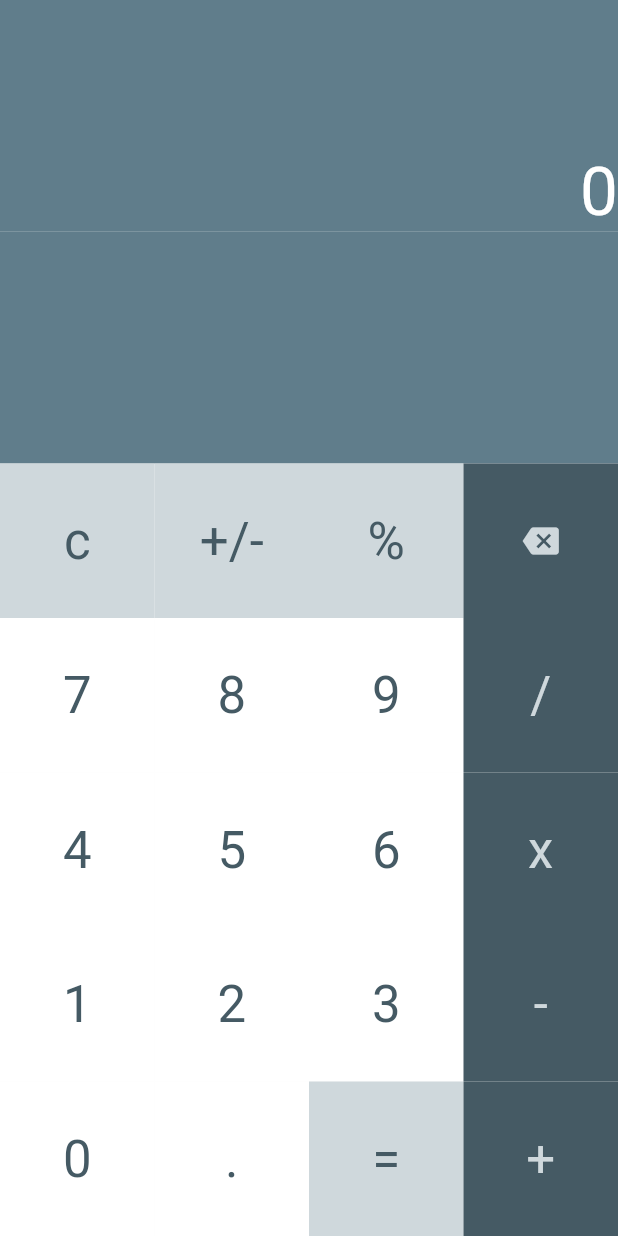
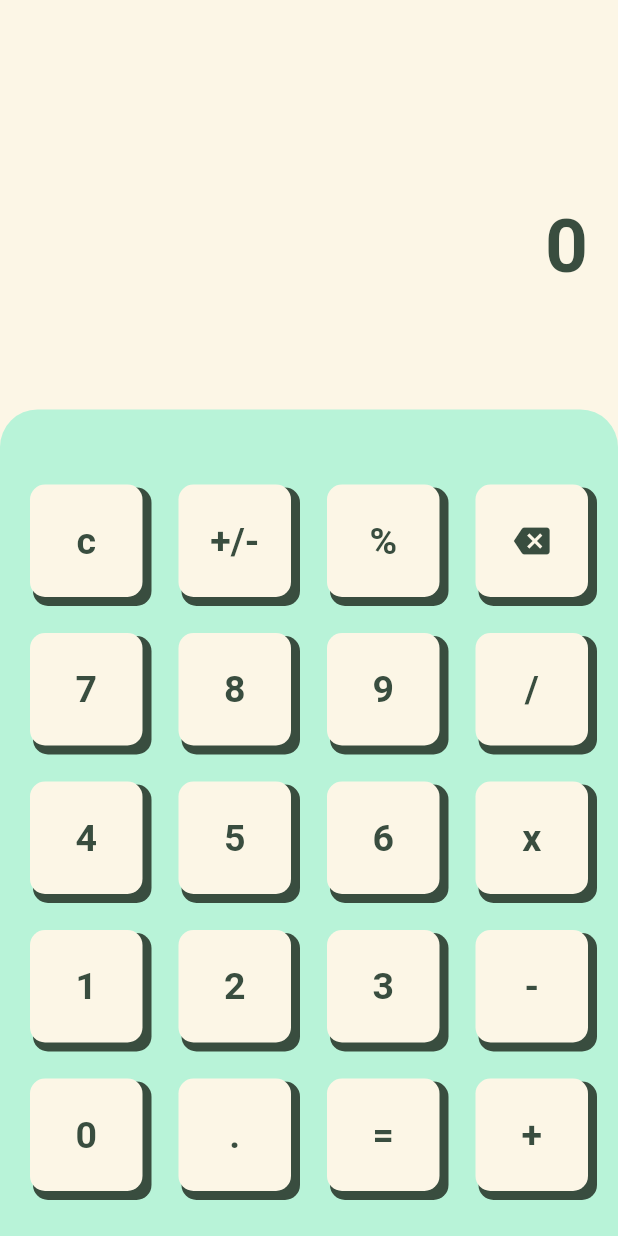
Before and after one commit to IKhlash02/Calculator, a Flutter app: the screen it shows after launch, on a phone screen of 412 x 824 dp. Run offline on Flutter 3.47's test engine with Material 2 defaults, Android fonts, the phone set to English and light mode, and no system bars; our stand-ins replace math_expressions.

Commit message:
mengganti tampilan kalkulator

```diff
--- a/lib/main.dart
+++ b/lib/main.dart
@@ -32,49 +32,63 @@ class MyHomePage extends StatefulWidget {
 class _MyHomePageState extends State<MyHomePage> {
   var nilai = '0';
   var hasil = "";
+  bool isBold = true;
 
   @override
   Widget build(BuildContext context) {
     return Scaffold(
+      backgroundColor: const Color(0xfffcf6e6),
       body: Column(children: [
         Expanded(
-            child: Container(
-          color: Theme.of(context).primaryColor,
-          child: Align(
+          child: Padding(
+            padding: const EdgeInsets.all(20.0),
+            child: Column(
+              children: [
+                const Expanded(child: SizedBox()),
+                Align(
+                  alignment: Alignment.bottomRight,
+                  child: Text(nilai.toString(),
+                      style: (isBold)
+                          ? const TextStyle(
+                              fontSize: 50,
+                              color: Color(0xff394d3f),
+                              fontWeight: FontWeight.bold)
+                          : const TextStyle(
+                              fontSize: 25,
+                              color: Color(0xff394d3f),
+                              fontWeight: FontWeight.w400)),
+                ),
+                Align(
                   alignment: Alignment.bottomRight,
                   child: Text(
-              nilai.toString(),
-              style: Theme.of(context)
-                  .textTheme
-                  .headline3!
-                  .copyWith(color: Colors.white),
+                    hasil.toString(),
+                    style: const TextStyle(
+                        fontSize: 50,
+                        color: Color(0xff394d3f),
+                        fontWeight: FontWeight.bold),
                   ),
                 ),
-        )),
-        Expanded(
-            child: Container(
-          color: Theme.of(context).primaryColor,
-          child: Align(
-            alignment: Alignment.centerRight,
-            child: Text(
-              hasil.toString(),
-              style: Theme.of(context)
-                  .textTheme
-                  .headline3!
-                  .copyWith(color: Colors.white),
+              ],
             ),
           ),
-        )),
-        GridView.count(
+        ),
+        Container(
+          padding:
+              const EdgeInsets.only(bottom: 20, left: 10, right: 10, top: 40),
+          decoration: const BoxDecoration(
+              color: Color(0xffb8f3d8),
+              borderRadius: BorderRadius.vertical(top: Radius.circular(25))),
+          child: GridView.count(
             padding: const EdgeInsets.all(0),
             shrinkWrap: true,
+            mainAxisSpacing: 4,
+            crossAxisSpacing: 4,
             crossAxisCount: 4,
             children: <Widget>[
               CalculatorButton(
-              backgroundColor: Theme.of(context).primaryColorLight,
-              foregroundColor: Theme.of(context).primaryColorDark,
                 text: 'c',
                 onTap: () {
+                  isBold = true;
                   setState(() {
                     nilai = '0';
                     hasil = "";
@@ -82,8 +96,6 @@ class _MyHomePageState extends State<MyHomePage> {
                 },
               ),
               CalculatorButton(
-              backgroundColor: Theme.of(context).primaryColorLight,
-              foregroundColor: Theme.of(context).primaryColorDark,
                 text: '+/-',
                 onTap: () {
                   setState(() {
@@ -98,8 +110,6 @@ class _MyHomePageState extends State<MyHomePage> {
                 },
               ),
               CalculatorButton(
-              backgroundColor: Theme.of(context).primaryColorLight,
-              foregroundColor: Theme.of(context).primaryColorDark,
                 text: '%',
                 onTap: () {
                   setState(
@@ -114,8 +124,6 @@ class _MyHomePageState extends State<MyHomePage> {
                 },
               ),
               CalculatorButton.Icon(
-              backgroundColor: Theme.of(context).primaryColorDark,
-              foregroundColor: Theme.of(context).primaryColorLight,
                 text: 'backspace',
                 icon: Icons.backspace,
                 onTap: () {
@@ -132,32 +140,24 @@ class _MyHomePageState extends State<MyHomePage> {
                 },
               ),
               CalculatorButton(
-              backgroundColor: Colors.white,
-              foregroundColor: Theme.of(context).primaryColorDark,
                 text: '7',
                 onTap: () {
                   pressnumber(7);
                 },
               ),
               CalculatorButton(
-              backgroundColor: Colors.white,
-              foregroundColor: Theme.of(context).primaryColorDark,
                 text: '8',
                 onTap: () {
                   pressnumber(8);
                 },
               ),
               CalculatorButton(
-              backgroundColor: Colors.white,
-              foregroundColor: Theme.of(context).primaryColorDark,
                 text: '9',
                 onTap: () {
                   pressnumber(9);
                 },
               ),
               CalculatorButton(
-              backgroundColor: Theme.of(context).primaryColorDark,
-              foregroundColor: Theme.of(context).primaryColorLight,
                 text: '/',
                 onTap: () {
                   setState(
@@ -172,32 +172,24 @@ class _MyHomePageState extends State<MyHomePage> {
                 },
               ),
               CalculatorButton(
-              backgroundColor: Colors.white,
-              foregroundColor: Theme.of(context).primaryColorDark,
                 text: '4',
                 onTap: () {
                   pressnumber(4);
                 },
               ),
               CalculatorButton(
-              backgroundColor: Colors.white,
-              foregroundColor: Theme.of(context).primaryColorDark,
                 text: '5',
                 onTap: () {
                   pressnumber(5);
                 },
               ),
               CalculatorButton(
-              backgroundColor: Colors.white,
-              foregroundColor: Theme.of(context).primaryColorDark,
                 text: '6',
                 onTap: () {
                   pressnumber(6);
                 },
               ),
               CalculatorButton(
-              backgroundColor: Theme.of(context).primaryColorDark,
-              foregroundColor: Theme.of(context).primaryColorLight,
                 text: 'x',
                 onTap: () {
                   setState(
@@ -212,32 +204,24 @@ class _MyHomePageState extends State<MyHomePage> {
                 },
               ),
               CalculatorButton(
-              backgroundColor: Colors.white,
-              foregroundColor: Theme.of(context).primaryColorDark,
                 text: '1',
                 onTap: () {
                   pressnumber(1);
                 },
               ),
               CalculatorButton(
-              backgroundColor: Colors.white,
-              foregroundColor: Theme.of(context).primaryColorDark,
                 text: '2',
                 onTap: () {
                   pressnumber(2);
                 },
               ),
               CalculatorButton(
-              backgroundColor: Colors.white,
-              foregroundColor: Theme.of(context).primaryColorDark,
                 text: '3',
                 onTap: () {
                   pressnumber(3);
                 },
               ),
               CalculatorButton(
-              backgroundColor: Theme.of(context).primaryColorDark,
-              foregroundColor: Theme.of(context).primaryColorLight,
                 text: '-',
                 onTap: () {
                   setState(
@@ -252,16 +236,12 @@ class _MyHomePageState extends State<MyHomePage> {
                 },
               ),
               CalculatorButton(
-              backgroundColor: Colors.white,
-              foregroundColor: Theme.of(context).primaryColorDark,
                 text: '0',
                 onTap: () {
                   pressnumber(0);
                 },
               ),
               CalculatorButton(
-                backgroundColor: Colors.white,
-                foregroundColor: Theme.of(context).primaryColorDark,
                   text: '.',
                   onTap: () {
                     setState(
@@ -275,8 +255,6 @@ class _MyHomePageState extends State<MyHomePage> {
                     );
                   }),
               CalculatorButton(
-              backgroundColor: Theme.of(context).primaryColorLight,
-              foregroundColor: Theme.of(context).primaryColorDark,
                 text: '=',
                 onTap: () {
                   setState(() {
@@ -298,14 +276,12 @@ class _MyHomePageState extends State<MyHomePage> {
                     } catch (e) {
                       result = "Error";
                     }
-                  nilai = "";
+                    isBold = false;
                     hasil = result;
                   });
                 },
               ),
               CalculatorButton(
-              backgroundColor: Theme.of(context).primaryColorDark,
-              foregroundColor: Theme.of(context).primaryColorLight,
                 text: '+',
                 onTap: () {
                   setState(
@@ -320,6 +296,7 @@ class _MyHomePageState extends State<MyHomePage> {
                 },
               ),
             ],
+          ),
         )
       ]),
     );
@@ -327,6 +304,7 @@ class _MyHomePageState extends State<MyHomePage> {
 
   void pressnumber(int angka) {
     setState(() {
+      isBold = true;
       if (nilai == '0') {
         nilai = '$angka';
       } else {
@@ -338,16 +316,12 @@ class _MyHomePageState extends State<MyHomePage> {
 
 // ignore: must_be_immutable
 class CalculatorButton extends StatelessWidget {
-  final Color backgroundColor;
-  final Color foregroundColor;
   final String text;
   IconData? icon;
   final Function() onTap;
 
   CalculatorButton({
     super.key,
-    required this.backgroundColor,
-    required this.foregroundColor,
     required this.text,
     required this.onTap,
   });
@@ -355,8 +329,6 @@ class CalculatorButton extends StatelessWidget {
   // ignore: non_constant_identifier_names
   CalculatorButton.Icon({
     super.key,
-    required this.backgroundColor,
-    required this.foregroundColor,
     required this.icon,
     required this.text,
     required this.onTap,
@@ -364,23 +336,32 @@ class CalculatorButton extends StatelessWidget {
 
   @override
   Widget build(BuildContext context) {
-    return GestureDetector(
+    return Padding(
+      padding: const EdgeInsets.all(10),
       child: InkWell(
         onTap: onTap,
         child: Container(
-          color: backgroundColor,
+          decoration: BoxDecoration(
+              borderRadius: BorderRadius.circular(10),
+              color: const Color(0xfffcf6e6),
+              boxShadow: const [
+                BoxShadow(
+                    color: Color(0xff394d3f),
+                    spreadRadius: 2,
+                    offset: Offset(4, 4))
+              ]),
           child: Center(
             child: icon == null
                 ? Text(
                     text,
-                    style: Theme.of(context)
-                        .textTheme
-                        .headline4!
-                        .copyWith(color: foregroundColor),
+                    style: const TextStyle(
+                        fontSize: 25,
+                        color: Color(0xff394d3f),
+                        fontWeight: FontWeight.bold),
                   )
                 : Icon(
                     icon,
-                    color: foregroundColor,
+                    color: const Color(0xff394d3f),
                   ),
           ),
         ),
```
Also changed, not shown: pubspec.lock. Lines whose indentation alone changed are shown as unchanged.
